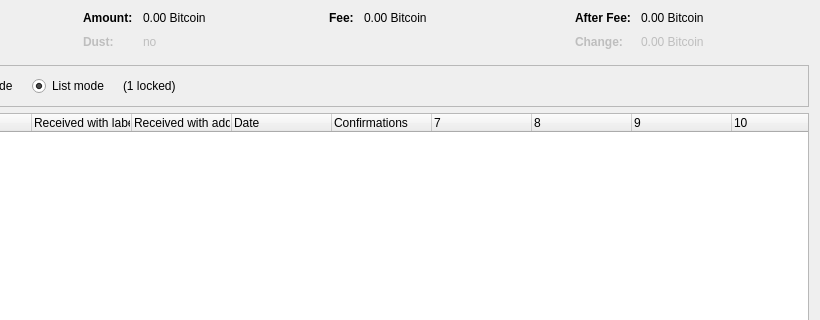
Above: src/qt/forms/coincontroldialog.ui from bitpoolro/5G before the change; both pictures show x 180 to 1000 and y 0 to 320 of the 1000 by 500 pixel window. Below: the same form after it.
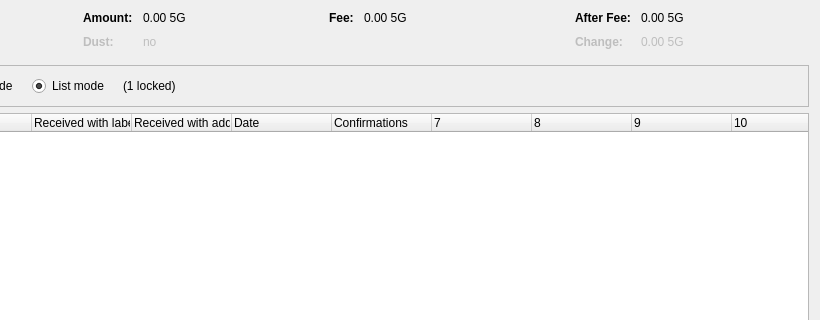
That is the form after the change. Custom widgets are drawn as their Qt base class.

What changed in the file:
```diff
--- a/src/qt/forms/coincontroldialog.ui
+++ b/src/qt/forms/coincontroldialog.ui
@@ -132,7 +132,7 @@
           <enum>Qt::ActionsContextMenu</enum>
          </property>
          <property name="text">
-          <string notr="true">0.00 Bitcoin</string>
+          <string notr="true">0.00 5G</string>
          </property>
          <property name="textInteractionFlags">
           <set>Qt::LinksAccessibleByMouse|Qt::TextSelectableByKeyboard|Qt::TextSelectableByMouse</set>
@@ -212,7 +212,7 @@
           <enum>Qt::ActionsContextMenu</enum>
          </property>
          <property name="text">
-          <string notr="true">0.00 Bitcoin</string>
+          <string notr="true">0.00 5G</string>
          </property>
          <property name="textInteractionFlags">
           <set>Qt::LinksAccessibleByMouse|Qt::TextSelectableByKeyboard|Qt::TextSelectableByMouse</set>
@@ -257,7 +257,7 @@
           <enum>Qt::ActionsContextMenu</enum>
          </property>
          <property name="text">
-          <string notr="true">0.00 Bitcoin</string>
+          <string notr="true">0.00 5G</string>
          </property>
          <property name="textInteractionFlags">
           <set>Qt::LinksAccessibleByMouse|Qt::TextSelectableByKeyboard|Qt::TextSelectableByMouse</set>
@@ -292,7 +292,7 @@
           <enum>Qt::ActionsContextMenu</enum>
          </property>
          <property name="text">
-          <string notr="true">0.00 Bitcoin</string>
+          <string notr="true">0.00 5G</string>
          </property>
          <property name="textInteractionFlags">
           <set>Qt::LinksAccessibleByMouse|Qt::TextSelectableByKeyboard|Qt::TextSelectableByMouse</set>
```
